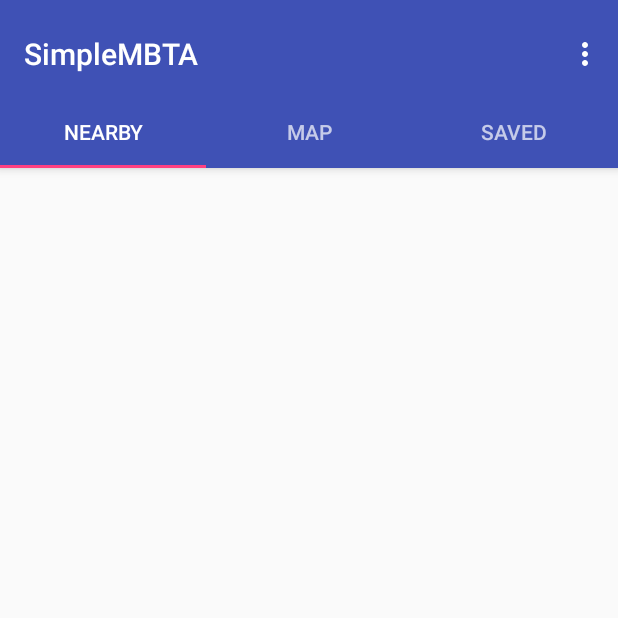
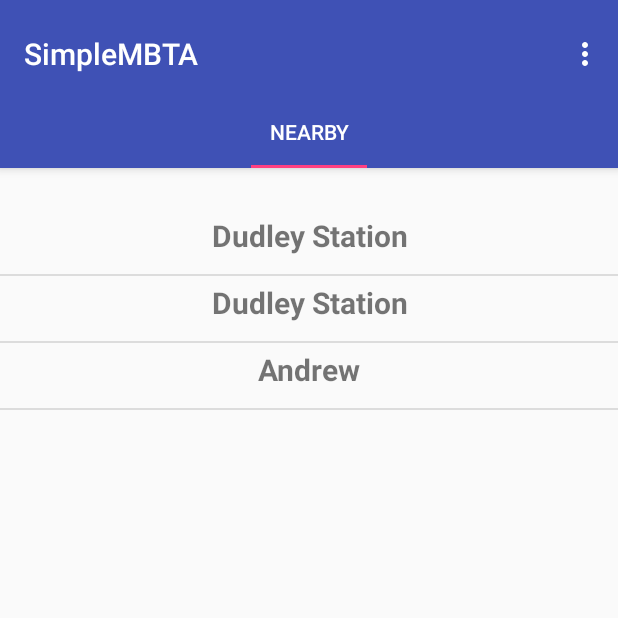
Before and after one commit to jackwtat/SimpleMBTA, an Android app: the screen it shows after launch (MainActivity), on a phone screen of 412 x 824 dp, the top half of it. Run offline under Robolectric (Android 15) with nearby library versions, the phone set to English and light mode, and no system bars.

Commit message:
Lots o' work

```diff
--- a/app/src/main/java/jackwtat/simplembta/Adapters/PredictionsPagerAdapter.java
+++ b/app/src/main/java/jackwtat/simplembta/Adapters/PredictionsPagerAdapter.java
@@ -11,7 +11,7 @@ import jackwtat.simplembta.Fragments.TestListFragment;
  */
 
 public class PredictionsPagerAdapter extends FragmentPagerAdapter {
-    final private int PAGE_COUNT = 3;
+    final private int PAGE_COUNT = 1;
     final private String[] TAB_TITLES = {"Nearby", "Map", "Saved"};
 
     public PredictionsPagerAdapter(FragmentManager fm){super(fm);}
--- a/app/src/main/java/jackwtat/simplembta/Fragments/PredictionsListFragment.java
+++ b/app/src/main/java/jackwtat/simplembta/Fragments/PredictionsListFragment.java
@@ -6,24 +6,19 @@ import android.support.v4.app.Fragment;
 import android.support.v4.app.LoaderManager;
 import android.support.v4.app.LoaderManager.LoaderCallbacks;
 import android.support.v4.content.Loader;
-import android.util.Log;
 import android.view.LayoutInflater;
 import android.view.View;
 import android.view.ViewGroup;
 import android.widget.ArrayAdapter;
 import android.widget.ListView;
-import android.widget.TextView;
 
 import java.util.ArrayList;
 import java.util.List;
 
 import jackwtat.simplembta.Adapters.PredictionsListAdapter;
-import jackwtat.simplembta.Loaders.PredictionsLoader;
-import jackwtat.simplembta.Loaders.StopsPredictionsLoader;
+import jackwtat.simplembta.Loaders.StopsLoader;
 import jackwtat.simplembta.R;
 import jackwtat.simplembta.MbtaData.Stop;
-
-import static android.icu.lang.UCharacter.GraphemeClusterBreak.L;
 
 /**
  * Created by jackw on 8/21/2017.
@@ -37,7 +32,6 @@ public abstract class PredictionsListFragment extends Fragment implements Loader
     private View rootView;
     private LoaderManager loaderManager;
     private ArrayAdapter<Stop> predictionsListAdapter;
-
     private Stop[] stops;
 
     protected abstract List<Stop> getStops();
@@ -46,7 +40,6 @@ public abstract class PredictionsListFragment extends Fragment implements Loader
     public void onCreate(@Nullable Bundle savedInstanceState) {
         super.onCreate(savedInstanceState);
         loaderManager = getLoaderManager();
-
         predictionsListAdapter = new PredictionsListAdapter(getActivity(), new ArrayList<Stop>());
     }
 
@@ -54,10 +47,8 @@ public abstract class PredictionsListFragment extends Fragment implements Loader
     @Override
     public View onCreateView(LayoutInflater inflater, @Nullable ViewGroup container, @Nullable Bundle savedInstanceState) {
         rootView = inflater.inflate(R.layout.fragment_stops_list, container, false);
-
         ListView predictionsListView = (ListView) rootView.findViewById(R.id.predictions_list_view);
         predictionsListView.setAdapter(predictionsListAdapter);
-
         return rootView;
     }
 
@@ -70,7 +61,7 @@ public abstract class PredictionsListFragment extends Fragment implements Loader
     @Override
     public void onResume() {
         super.onResume();
-        loaderManager.restartLoader(LOADER_ID, null, this);
+        loaderManager.restartLoader(LOADER_ID, null, this).forceLoad();
     }
 
     /*
@@ -78,21 +69,13 @@ public abstract class PredictionsListFragment extends Fragment implements Loader
      */
     @Override
     public Loader<List<Stop>> onCreateLoader(int id, Bundle args) {
-        Log.i(LOG_TAG, "onCreateLoader");
-
         List<Stop> stops = getStops();
-
-        Log.i(LOG_TAG, "OCL Stops: " + stops.get(0).getId());
-
-        return new StopsPredictionsLoader(getActivity(), stops);
+        return new StopsLoader(getActivity(), stops);
     }
 
     @Override
     public void onLoadFinished(Loader<List<Stop>> loader, List<Stop> data) {
         predictionsListAdapter.clear();
-
-        Log.i(LOG_TAG, "onLoadFinished");
-
         for(int i = 0; i < data.size(); i++){
             predictionsListAdapter.add(data.get(i));
         }
--- a/app/src/main/java/jackwtat/simplembta/Fragments/TestListFragment.java
+++ b/app/src/main/java/jackwtat/simplembta/Fragments/TestListFragment.java
@@ -16,6 +16,8 @@ public class TestListFragment extends PredictionsListFragment {
     protected List<Stop> getStops() {
         ArrayList<Stop> stops = new ArrayList<>();
         stops.add(new Stop("64", "Dudley Station"));
+        stops.add(new Stop("64000", "Dudley Station"));
+        stops.add(new Stop("place-andrw", "Andrew"));
         return stops;
     }
 }
--- a/app/src/main/java/jackwtat/simplembta/Loaders/StopsPredictionsLoader.java
+++ b/app/src/main/java/jackwtat/simplembta/Loaders/StopsLoader.java
@@ -13,28 +13,27 @@ import jackwtat.simplembta.Utils.QueryUtil;
  * Created by jackw on 9/14/2017.
  */
 
-public class StopsPredictionsLoader extends AsyncTaskLoader<List<Stop>> {
-    private static final String LOG_TAG = "StopsPredictionsLoader";
+public class StopsLoader extends AsyncTaskLoader<List<Stop>> {
+    private static final String LOG_TAG = "StopsLoader";
 
     List<Stop> stops;
 
-    public StopsPredictionsLoader(Context context, List<Stop> stops) {
+    public StopsLoader(Context context, List<Stop> stops) {
         super(context);
         this.stops = stops;
     }
 
     @Override
     public List<Stop> loadInBackground() {
-        Log.i(LOG_TAG, "loadInBackground");
-
         if (stops ==null) {
             return null;
         }
 
         for(int i = 0; i < stops.size(); i++){
-            stops.get(i).addPredictions(QueryUtil.fetchPredictionsByStop(stops.get(i).getId()));
+            String stopId = stops.get(i).getId();
 
-            Log.i(LOG_TAG, "Stop " + stops.get(i).getName());
+            stops.get(i).addRoutes(QueryUtil.fetchRoutesByStop(stopId));
+            stops.get(i).addPredictions(QueryUtil.fetchPredictionsByStop(stopId));
         }
 
         return stops;
--- a/app/src/main/java/jackwtat/simplembta/MbtaData/Stop.java
+++ b/app/src/main/java/jackwtat/simplembta/MbtaData/Stop.java
@@ -1,22 +1,27 @@
 package jackwtat.simplembta.MbtaData;
 
+import android.support.annotation.NonNull;
+
+import java.util.ArrayList;
 import java.util.List;
 
 /**
  * Created by jackw on 8/26/2017.
  */
 
-public class Stop {
+public class Stop implements Comparable{
     private String id;
     private String name;
-    private float latitude;
-    private float longitude;
-    private List<Route> routes;
-    private List<Prediction> predictions;
+    private double latitude;
+    private double longitude;
+    private List<Route> routes = new ArrayList<>();
+    private List<Prediction> predictions = new ArrayList<>();
 
     public Stop(String id, String name){
         this.id = id;
         this.name = name;
+        this.latitude = 0.0;
+        this.longitude = 0.0;
     }
 
     public Stop(String id, String name, float latitude, float longitude) {
@@ -34,11 +39,11 @@ public class Stop {
         return name;
     }
 
-    public float getLatitude() {
+    public double getLatitude() {
         return latitude;
     }
 
-    public float getLongitude() {
+    public double getLongitude() {
         return longitude;
     }
 
@@ -52,11 +57,19 @@ public class Stop {
         predictions.clear();
     }
 
+    public void addRoute(Route route) { routes.add(route); }
+
+    public void addRoutes(List<Route> routes) { this.routes.addAll(routes); }
+
     public void addPrediction(Prediction prediction){
         predictions.add(prediction);
     }
 
-    public void addPredictions(List<Prediction> predictions){
-        predictions.addAll(predictions);
+    public void addPredictions(List<Prediction> predictions){ this.predictions.addAll(predictions); }
+
+    @Override
+    public int compareTo(@NonNull Object o) {
+        // TODO: Implement compareTo
+        return 0;
     }
 }
--- a/app/src/main/java/jackwtat/simplembta/Utils/QueryUtil.java
+++ b/app/src/main/java/jackwtat/simplembta/Utils/QueryUtil.java
@@ -46,8 +46,6 @@ public class QueryUtil {
 
         URL url = createUrl(requestUrl);
 
-        Log.i(TAG, requestUrl);
-
         String jsonResponse = null;
         try {
             jsonResponse = makeHttpRequest(url);
@@ -64,8 +62,6 @@ public class QueryUtil {
                 "&stop=" + stopId;
 
         URL url = createUrl(requestUrl);
-
-        Log.i(TAG, requestUrl);
 
         String jsonResponse = null;
         try {
@@ -237,8 +233,6 @@ public class QueryUtil {
                             prediction.setPredictedArrivalTime(currentTrip.getLong("pre_away"));
 
                             predictions.add(prediction);
-
-                            System.out.println(prediction.getRouteName() + " " + prediction.getDestination());
                         }
                     }
                 }
--- a/app/src/main/res/layout/predictions_list_item.xml
+++ b/app/src/main/res/layout/predictions_list_item.xml
@@ -16,8 +16,7 @@
         android:paddingRight="8dp"
         android:paddingTop="4dp"
         android:textSize="20sp"
-        android:textStyle="bold"
-        tools:text="Main St @ Cross St" />
+        android:textStyle="bold" />
 
     <LinearLayout
         android:id="@+id/route_sub_item"
@@ -29,33 +28,30 @@
         android:paddingRight="8dp"
         android:paddingTop="4dp">
 
-        <TextView
-            android:id="@+id/route_name_text"
+        <LinearLayout
+            android:id="@+id/route_names"
             android:layout_width="56dp"
             android:layout_height="wrap_content"
             android:gravity="center_horizontal"
-            android:textSize="16sp"
-            android:textStyle="bold"
-            tools:text="106" />
+            android:orientation="vertical" />
 
-        <TextView
-            android:id="@+id/destination_text"
-            android:layout_width="wrap_content"
+        <LinearLayout
+            android:id="@+id/destinations"
+            android:layout_width="0dp"
             android:layout_height="wrap_content"
             android:layout_weight="1"
+            android:orientation="vertical"
             android:paddingLeft="8dp"
-            android:paddingRight="8dp"
-            android:textSize="16sp"
-            tools:text="Lebanon Loop" />
+            android:paddingRight="8dp" />
 
-        <TextView
-            android:id="@+id/prediction_times_text"
+        <LinearLayout
+            android:id="@+id/predictions"
             android:layout_width="110dp"
             android:layout_height="wrap_content"
-            android:gravity="right"
-            android:textSize="16sp"
-            android:textStyle="bold"
-            tools:text="200, 400 mins" />
+            android:gravity="end"
+            android:orientation="vertical" />
+
+
     </LinearLayout>
 
 
```
Also changed, not shown: app/src/main/java/jackwtat/simplembta/Adapters/PredictionsListAdapter.java (+93 -84 lines), app/src/main/java/jackwtat/simplembta/MbtaData/Prediction.java (+11 -4 lines), app/src/main/java/jackwtat/simplembta/MbtaData/Route.java (+13 -1 lines).
